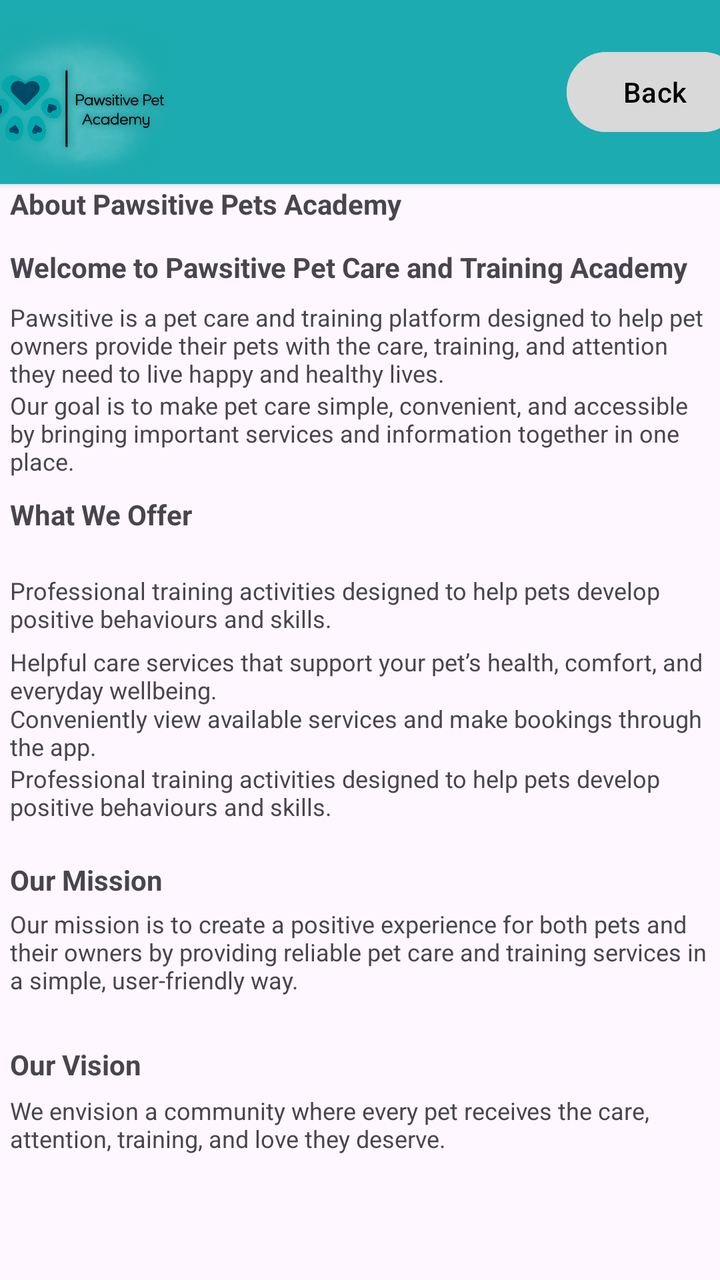
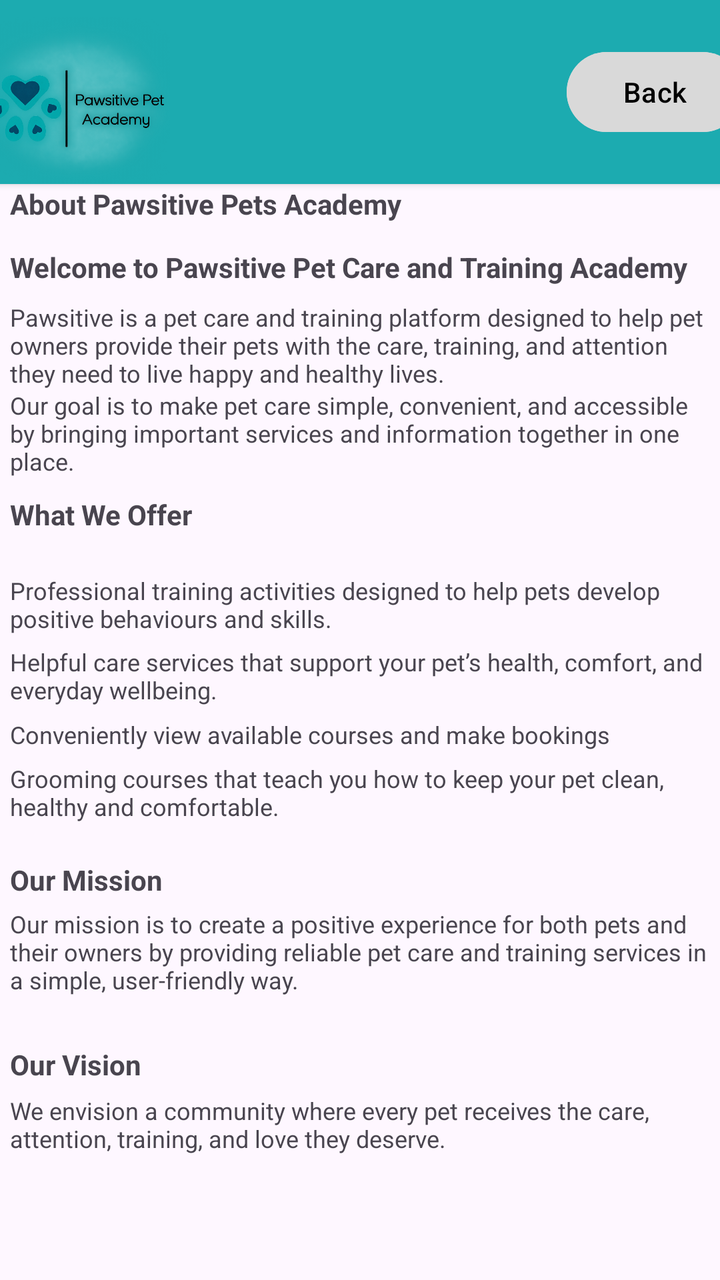

An Android layout rendered at two revisions. The XML below is the earlier revision; the diff shows what the commit changed to produce the second picture.
<!-- AndroidManifest.xml: application theme Theme.PawsitivePets -->
<!-- res/layout/activity_about_us_page.xml -->
<?xml version="1.0" encoding="utf-8"?>
<androidx.constraintlayout.widget.ConstraintLayout xmlns:android="http://schemas.android.com/apk/res/android"
    xmlns:app="http://schemas.android.com/apk/res-auto"
    xmlns:tools="http://schemas.android.com/tools"
    android:id="@+id/main"
    android:layout_width="match_parent"
    android:layout_height="match_parent"
    tools:context=".AboutUsPage">

    <TextView
        android:id="@+id/textView2"
        android:layout_width="wrap_content"
        android:layout_height="wrap_content"
        android:padding="5dp"
        android:text="Welcome to Pawsitive Pet Care and Training Academy"
        android:textStyle="bold"
        app:layout_constraintBottom_toBottomOf="parent"
        app:layout_constraintEnd_toEndOf="parent"
        app:layout_constraintHorizontal_bias="0.0"
        app:layout_constraintStart_toStartOf="parent"
        app:layout_constraintTop_toTopOf="parent"
        app:layout_constraintVertical_bias="0.195" />

    <androidx.cardview.widget.CardView
        android:id="@+id/cardView2"
        android:layout_width="414dp"
        android:layout_height="92dp"
        app:cardBackgroundColor="#1CABB0"
        app:layout_constraintBottom_toBottomOf="parent"
        app:layout_constraintEnd_toEndOf="parent"
        app:layout_constraintStart_toStartOf="parent"
        app:layout_constraintTop_toTopOf="parent"
        app:layout_constraintVertical_bias="0.0">

        <ImageView
            android:id="@+id/imageView"
            android:layout_width="130dp"
            android:layout_height="match_parent"
            app:srcCompat="@drawable/logo_1" />

        <Button
            android:id="@+id/btnBack"
            android:layout_width="wrap_content"
            android:layout_height="wrap_content"
            android:layout_gravity="end|center_vertical"
            android:layout_marginEnd="16dp"
            android:backgroundTint="#D9D9D9"
            android:text="Back"
            android:textColor="@color/black" />
    </androidx.cardview.widget.CardView>

    <TextView
        android:id="@+id/textView"
        android:layout_width="wrap_content"
        android:layout_height="wrap_content"
        android:padding="5dp"
        android:text="About Pawsitive Pets Academy"
        android:textStyle="bold"
        app:layout_constraintBottom_toBottomOf="parent"
        app:layout_constraintEnd_toEndOf="parent"
        app:layout_constraintHorizontal_bias="0.0"
        app:layout_constraintStart_toStartOf="parent"
        app:layout_constraintTop_toTopOf="parent"
        app:layout_constraintVertical_bias="0.143" />

    <TextView
        android:id="@+id/textView10"
        android:layout_width="wrap_content"
        android:layout_height="wrap_content"
        android:padding="5dp"
        android:text="Pawsitive is a pet care and training platform designed to help pet owners provide their pets with the care, training, and attention they need to live happy and healthy lives."
        android:textSize="12sp"
        app:layout_constraintBottom_toBottomOf="parent"
        app:layout_constraintEnd_toEndOf="parent"
        app:layout_constraintHorizontal_bias="0.0"
        app:layout_constraintStart_toStartOf="parent"
        app:layout_constraintTop_toTopOf="parent"
        app:layout_constraintVertical_bias="0.248" />

    <TextView
        android:id="@+id/textView25"
        android:layout_width="wrap_content"
        android:layout_height="wrap_content"
        android:padding="5dp"
        android:text="Our mission is to create a positive experience for both pets and their owners by providing reliable pet care and training services in a simple, user-friendly way."
        android:textSize="12sp"
        app:layout_constraintBottom_toBottomOf="parent"
        app:layout_constraintEnd_toEndOf="parent"
        app:layout_constraintHorizontal_bias="0.0"
        app:layout_constraintStart_toStartOf="parent"
        app:layout_constraintTop_toTopOf="parent"
        app:layout_constraintVertical_bias="0.766" />

    <TextView
        android:id="@+id/textView9"
        android:layout_width="wrap_content"
        android:layout_height="wrap_content"
        android:padding="5dp"
        android:text="Our goal is to make pet care simple, convenient, and accessible by bringing important services and information together in one place."
        android:textSize="12sp"
        app:layout_constraintBottom_toBottomOf="parent"
        app:layout_constraintEnd_toEndOf="parent"
        app:layout_constraintHorizontal_bias="0.0"
        app:layout_constraintStart_toStartOf="parent"
        app:layout_constraintTop_toTopOf="parent"
        app:layout_constraintVertical_bias="0.323" />

    <TextView
        android:id="@+id/textView27"
        android:layout_width="wrap_content"
        android:layout_height="wrap_content"
        android:padding="5dp"
        android:text="We envision a community where every pet receives the care, attention, training, and love they deserve."
        android:textSize="12sp"
        app:layout_constraintBottom_toBottomOf="parent"
        app:layout_constraintEnd_toEndOf="parent"
        app:layout_constraintHorizontal_bias="0.0"
        app:layout_constraintStart_toStartOf="parent"
        app:layout_constraintTop_toTopOf="parent"
        app:layout_constraintVertical_bias="0.904" />

    <TextView
        android:id="@+id/textView22"
        android:layout_width="wrap_content"
        android:layout_height="wrap_content"
        android:padding="5dp"
        android:text="Helpful care services that support your pet’s health, comfort, and everyday wellbeing."
        android:textSize="12sp"
        app:layout_constraintBottom_toBottomOf="parent"
        app:layout_constraintEnd_toEndOf="parent"
        app:layout_constraintHorizontal_bias="1.0"
        app:layout_constraintStart_toStartOf="parent"
        app:layout_constraintTop_toTopOf="parent"
        app:layout_constraintVertical_bias="0.53" />

    <TextView
        android:id="@+id/textView26"
        android:layout_width="wrap_content"
        android:layout_height="wrap_content"
        android:padding="5dp"
        android:text="Our Vision"
        android:textStyle="bold"
        app:layout_constraintBottom_toBottomOf="parent"
        app:layout_constraintEnd_toEndOf="parent"
        app:layout_constraintHorizontal_bias="0.0"
        app:layout_constraintStart_toStartOf="parent"
        app:layout_constraintTop_toTopOf="parent"
        app:layout_constraintVertical_bias="0.847" />

    <TextView
        android:id="@+id/textView21"
        android:layout_width="wrap_content"
        android:layout_height="wrap_content"
        android:padding="5dp"
        android:text="Conveniently view available services and make bookings through the app."
        android:textSize="12sp"
        app:layout_constraintBottom_toBottomOf="parent"
        app:layout_constraintEnd_toEndOf="parent"
        app:layout_constraintHorizontal_bias="0.0"
        app:layout_constraintStart_toStartOf="parent"
        app:layout_constraintTop_toTopOf="parent"
        app:layout_constraintVertical_bias="0.577" />

    <TextView
        android:id="@+id/textView18"
        android:layout_width="wrap_content"
        android:layout_height="wrap_content"
        android:padding="5dp"
        android:text="What We Offer"
        android:textStyle="bold"
        app:layout_constraintBottom_toBottomOf="parent"
        app:layout_constraintEnd_toEndOf="parent"
        app:layout_constraintHorizontal_bias="0.0"
        app:layout_constraintStart_toStartOf="parent"
        app:layout_constraintTop_toTopOf="parent"
        app:layout_constraintVertical_bias="0.397" />

    <TextView
        android:id="@+id/textView20"
        android:layout_width="wrap_content"
        android:layout_height="wrap_content"
        android:padding="5dp"
        android:text="Professional training activities designed to help pets develop positive behaviours and skills."
        android:textSize="12sp"
        app:layout_constraintBottom_toBottomOf="parent"
        app:layout_constraintEnd_toEndOf="parent"
        app:layout_constraintHorizontal_bias="0.0"
        app:layout_constraintStart_toStartOf="parent"
        app:layout_constraintTop_toTopOf="parent"
        app:layout_constraintVertical_bias="0.627" />

    <TextView
        android:id="@+id/textView23"
        android:layout_width="wrap_content"
        android:layout_height="wrap_content"
        android:padding="5dp"
        android:text="Our Mission"
        android:textStyle="bold"
        app:layout_constraintBottom_toBottomOf="parent"
        app:layout_constraintEnd_toEndOf="parent"
        app:layout_constraintHorizontal_bias="0.0"
        app:layout_constraintStart_toStartOf="parent"
        app:layout_constraintTop_toTopOf="parent"
        app:layout_constraintVertical_bias="0.696" />

    <TextView
        android:id="@+id/textView19"
        android:layout_width="wrap_content"
        android:layout_height="wrap_content"
        android:padding="5dp"
        android:text="Professional training activities designed to help pets develop positive behaviours and skills."
        android:textSize="12sp"
        app:layout_constraintBottom_toBottomOf="parent"
        app:layout_constraintEnd_toEndOf="parent"
        app:layout_constraintHorizontal_bias="0.0"
        app:layout_constraintStart_toStartOf="parent"
        app:layout_constraintTop_toTopOf="parent"
        app:layout_constraintVertical_bias="0.47" />

</androidx.constraintlayout.widget.ConstraintLayout>
<!-- resources referenced by this layout -->
<resources>
  <color name="black">#FF000000</color>
  <!-- drawable logo_1: png bitmap (drawable, 235545 bytes) -->
  <style name="Theme.PawsitivePets" parent="Base.Theme.PawsitivePets" />
  <style name="Base.Theme.PawsitivePets" parent="Theme.Material3.DayNight.NoActionBar">
          
          
      </style>
</resources>

<!-- the commit's change to res/layout/activity_about_us_page.xml (unified diff, before → after) -->
@@ -152,7 +152,7 @@
         android:layout_width="wrap_content"
         android:layout_height="wrap_content"
         android:padding="5dp"
-        android:text="Conveniently view available services and make bookings through the app."
+        android:text="Conveniently view available courses and make bookings"
         android:textSize="12sp"
         app:layout_constraintBottom_toBottomOf="parent"
         app:layout_constraintEnd_toEndOf="parent"
@@ -180,6 +180,33 @@
         android:layout_width="wrap_content"
         android:layout_height="wrap_content"
         android:padding="5dp"
+        android:text="Grooming courses that teach you how to keep your pet clean, healthy and comfortable."        android:textSize="12sp"
+        app:layout_constraintBottom_toBottomOf="parent"
+        app:layout_constraintEnd_toEndOf="parent"
+        app:layout_constraintHorizontal_bias="0.0"
+        app:layout_constraintStart_toStartOf="parent"
+        app:layout_constraintTop_toTopOf="parent"
+        app:layout_constraintVertical_bias="0.627" />
+
+    <TextView
+        android:id="@+id/textView23"
+        android:layout_width="wrap_content"
+        android:layout_height="wrap_content"
+        android:padding="5dp"
+        android:text="Our Mission"
+        android:textStyle="bold"
+        app:layout_constraintBottom_toBottomOf="parent"
+        app:layout_constraintEnd_toEndOf="parent"
+        app:layout_constraintHorizontal_bias="0.0"
+        app:layout_constraintStart_toStartOf="parent"
+        app:layout_constraintTop_toTopOf="parent"
+        app:layout_constraintVertical_bias="0.696" />
+
+    <TextView
+        android:id="@+id/textView19"
+        android:layout_width="wrap_content"
+        android:layout_height="wrap_content"
+        android:padding="5dp"
         android:text="Professional training activities designed to help pets develop positive behaviours and skills."
         android:textSize="12sp"
         app:layout_constraintBottom_toBottomOf="parent"
@@ -187,34 +214,6 @@
         app:layout_constraintHorizontal_bias="0.0"
         app:layout_constraintStart_toStartOf="parent"
         app:layout_constraintTop_toTopOf="parent"
-        app:layout_constraintVertical_bias="0.627" />
-
-    <TextView
-        android:id="@+id/textView23"
-        android:layout_width="wrap_content"
-        android:layout_height="wrap_content"
-        android:padding="5dp"
-        android:text="Our Mission"
-        android:textStyle="bold"
-        app:layout_constraintBottom_toBottomOf="parent"
-        app:layout_constraintEnd_toEndOf="parent"
-        app:layout_constraintHorizontal_bias="0.0"
-        app:layout_constraintStart_toStartOf="parent"
-        app:layout_constraintTop_toTopOf="parent"
-        app:layout_constraintVertical_bias="0.696" />
-
-    <TextView
-        android:id="@+id/textView19"
-        android:layout_width="wrap_content"
-        android:layout_height="wrap_content"
-        android:padding="5dp"
-        android:text="Professional training activities designed to help pets develop positive behaviours and skills."
-        android:textSize="12sp"
-        app:layout_constraintBottom_toBottomOf="parent"
-        app:layout_constraintEnd_toEndOf="parent"
-        app:layout_constraintHorizontal_bias="0.0"
-        app:layout_constraintStart_toStartOf="parent"
-        app:layout_constraintTop_toTopOf="parent"
         app:layout_constraintVertical_bias="0.47" />
 
 </androidx.constraintlayout.widget.ConstraintLayout>
